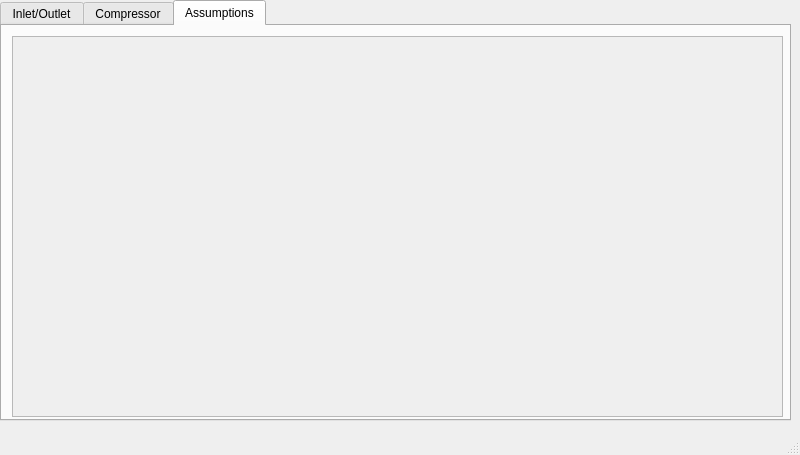
Above: BraytonCycleUI.ui from Nick2858/BraytonCycle before the change. Below: the same form after it.
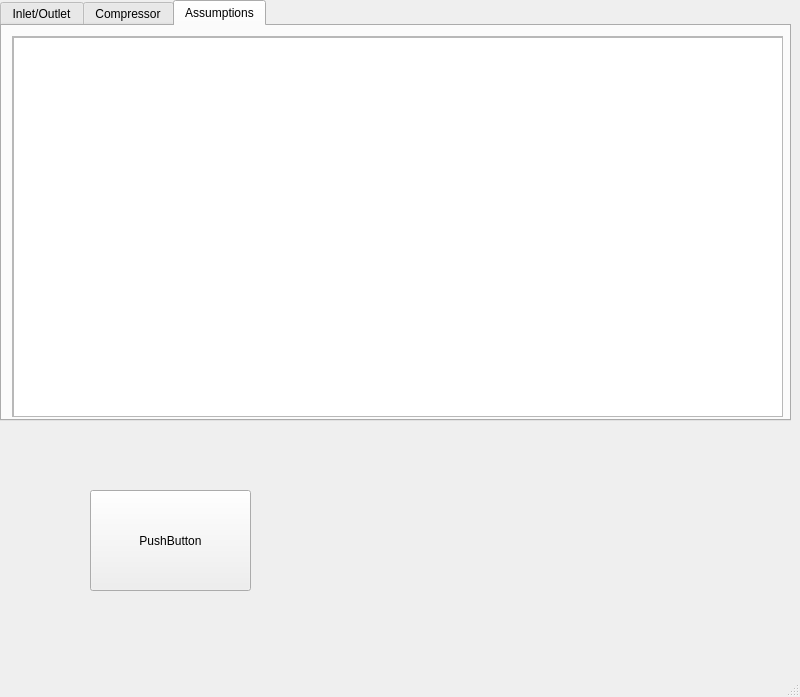
That is the form after the change. The open tabs and pages were chosen to show the change.

Commit message: Added UI Table of Results

What changed in the file:
```diff
--- a/BraytonCycleUI.ui
+++ b/BraytonCycleUI.ui
@@ -7,7 +7,7 @@
     <x>0</x>
     <y>0</y>
     <width>800</width>
-    <height>455</height>
+    <height>697</height>
    </rect>
   </property>
   <property name="windowTitle">
@@ -329,10 +329,36 @@
          <height>379</height>
         </rect>
        </property>
+       <widget class="QTableView" name="tableView">
+        <property name="geometry">
+         <rect>
+          <x>0</x>
+          <y>0</y>
+          <width>781</width>
+          <height>381</height>
+         </rect>
+        </property>
+       </widget>
       </widget>
      </widget>
     </widget>
    </widget>
+   <widget class="QPushButton" name="pushButton">
+    <property name="geometry">
+     <rect>
+      <x>90</x>
+      <y>490</y>
+      <width>161</width>
+      <height>101</height>
+     </rect>
+    </property>
+    <property name="text">
+     <string>PushButton</string>
+    </property>
+    <property name="checkable">
+     <bool>true</bool>
+    </property>
+   </widget>
   </widget>
   <widget class="QMenuBar" name="menubar">
    <property name="geometry">
```
Left out of the diff: 2 changed lines with no effect on the pictures. The commit also changes 4 other files.
